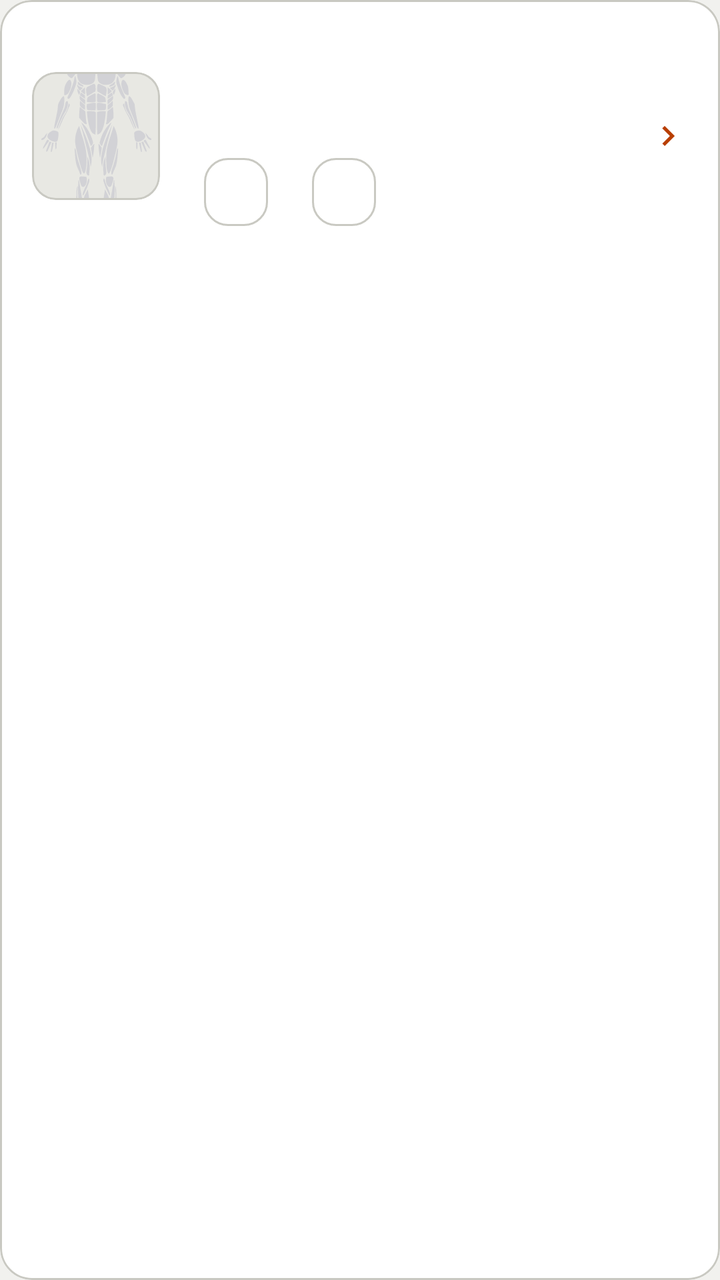
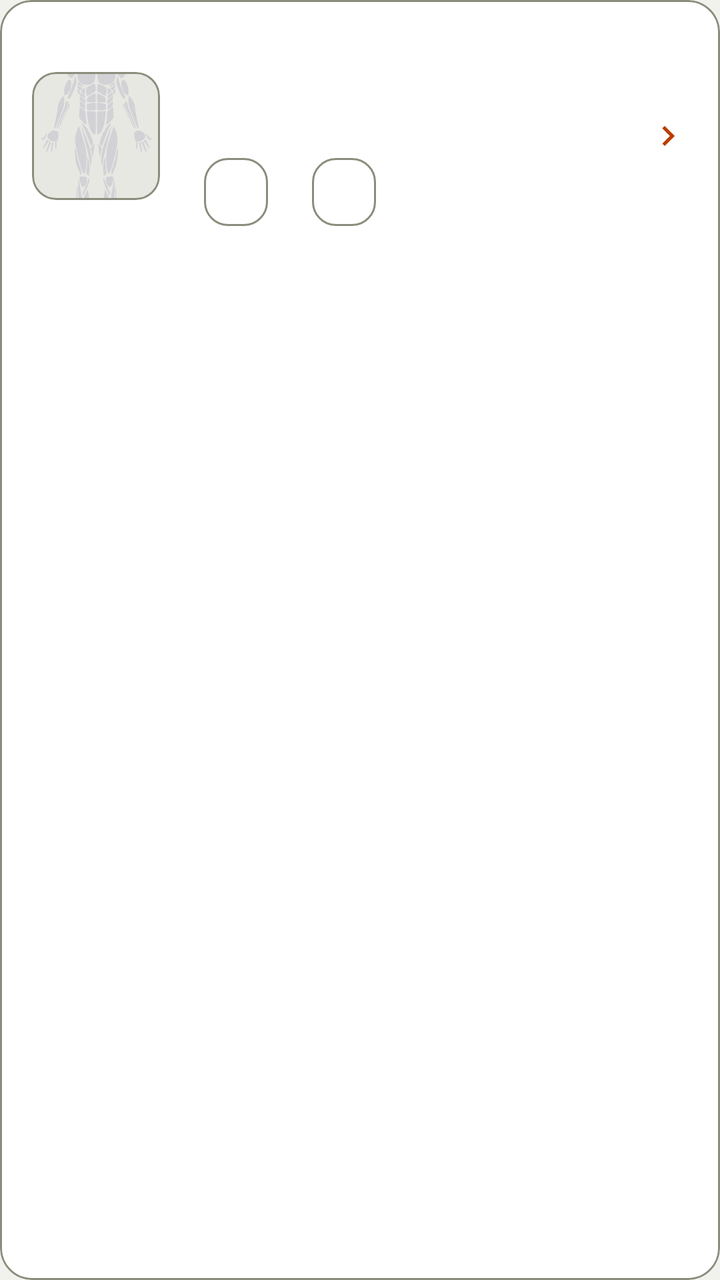

Two renders of the same Android screen: before a commit and after it. Below are the layout's source before the change and the commit's diff.
<!-- AndroidManifest.xml: application theme Theme.GymProFit -->
<!-- res/layout/item_ejercicio.xml -->
<?xml version="1.0" encoding="utf-8"?>
<com.google.android.material.card.MaterialCardView
    xmlns:android="http://schemas.android.com/apk/res/android"
    xmlns:app="http://schemas.android.com/apk/res-auto"
    android:layout_width="match_parent"
    android:layout_height="wrap_content"
    android:layout_marginBottom="10dp"
    android:clickable="true"
    android:focusable="true"
    android:foreground="?attr/selectableItemBackground"
    app:cardCornerRadius="16dp"
    app:cardElevation="0dp"
    app:cardBackgroundColor="?attr/colorSurface">

    
    <LinearLayout
        android:layout_width="match_parent"
        android:layout_height="wrap_content"
        android:orientation="horizontal"
        android:padding="16dp"
        android:gravity="center_vertical">

        
        <com.google.android.material.card.MaterialCardView
            android:layout_width="64dp"
            android:layout_height="64dp"
            app:cardCornerRadius="12dp"
            app:cardElevation="0dp"
            app:cardBackgroundColor="?attr/colorSurfaceVariant">

            <ImageView
                android:id="@+id/ivIconoEjercicio"
                android:layout_width="match_parent"
                android:layout_height="match_parent"
                android:scaleType="centerCrop"
                android:src="@drawable/ic_body_full"
                android:contentDescription="@null" />

        </com.google.android.material.card.MaterialCardView>

        <LinearLayout
            android:layout_width="0dp"
            android:layout_height="wrap_content"
            android:layout_weight="1"
            android:layout_marginStart="14dp"
            android:orientation="vertical">

            <TextView
                android:id="@+id/tvNombreEjercicio"
                android:layout_width="wrap_content"
                android:layout_height="wrap_content"
                android:textSize="@dimen/text_subtitle"
                android:textStyle="bold"
                android:textColor="?attr/colorOnSurface" />

            
            <TextView
                android:id="@+id/tvDescripcionEjercicio"
                android:layout_width="wrap_content"
                android:layout_height="wrap_content"
                android:layout_marginTop="2dp"
                android:textSize="@dimen/text_caption"
                android:maxLines="2"
                android:ellipsize="end"
                android:textColor="?attr/colorOnSurface"
                android:alpha="0.6" />

            
            <LinearLayout
                android:layout_width="wrap_content"
                android:layout_height="wrap_content"
                android:layout_marginTop="8dp"
                android:orientation="horizontal">

                <com.google.android.material.chip.Chip
                    android:id="@+id/chipDificultad"
                    android:layout_width="wrap_content"
                    android:layout_height="wrap_content"
                    android:textSize="@dimen/text_body"
                    app:chipMinHeight="34dp"
                    android:clickable="false"
                    android:focusable="false"
                    style="@style/Widget.Material3.Chip.Assist" />

                <com.google.android.material.chip.Chip
                    android:id="@+id/chipGrupo"
                    android:layout_width="wrap_content"
                    android:layout_height="wrap_content"
                    android:layout_marginStart="6dp"
                    android:textSize="@dimen/text_body"
                    app:chipMinHeight="34dp"
                    android:clickable="false"
                    android:focusable="false"
                    style="@style/Widget.Material3.Chip.Assist" />

            </LinearLayout>

        </LinearLayout>

        
        <ImageView
            android:layout_width="20dp"
            android:layout_height="20dp"
            android:src="@drawable/ic_chevron_right"
            android:contentDescription="@null" />

    </LinearLayout>

</com.google.android.material.card.MaterialCardView>
<!-- resources referenced by this layout -->
<resources>
  <dimen name="text_body">17sp</dimen>
  <dimen name="text_caption">15sp</dimen>
  <dimen name="text_subtitle">19sp</dimen>
  <style name="Theme.GymProFit" parent="Theme.Material3.DayNight.NoActionBar">
          
          <item name="colorPrimary">@color/gp_primary</item>
          <item name="colorOnPrimary">@color/gp_on_primary</item>
          <item name="colorPrimaryContainer">@color/gp_primary_container</item>
          <item name="colorOnPrimaryContainer">@color/gp_on_primary_container</item>
          <item name="colorSecondary">@color/gp_gold</item>
          <item name="colorSurface">@color/gp_surface</item>
          <item name="colorOnSurface">@color/gp_on_surface</item>
          <item name="colorSurfaceVariant">@color/gp_surface_2</item>
          <item name="colorOnSurfaceVariant">@color/gp_text_secondary</item>
          <item name="colorOutline">@color/gp_stroke</item>
          <item name="colorOutlineVariant">@color/gp_stroke</item>
          <item name="colorError">@color/gp_error</item>
          <item name="android:colorBackground">@color/gp_background</item>
          <item name="android:windowBackground">@color/gp_background</item>
          <item name="android:textColorPrimary">@color/gp_on_surface</item>
          <item name="android:textColorSecondary">@color/gp_text_secondary</item>
  
          
          <item name="android:statusBarColor">@color/gp_background</item>
          <item name="android:navigationBarColor">@color/gp_background</item>
          <item name="android:windowLightStatusBar">true</item>
  
          
          <item name="android:windowAnimationStyle">@style/GymProFit.WindowAnimation</item>
  
          
          <item name="materialCardViewStyle">@style/Widget.GymProFit.Card</item>
          <item name="materialButtonStyle">@style/Widget.GymProFit.Button</item>
          <item name="chipStyle">@style/Widget.GymProFit.Chip</item>
          <item name="bottomNavigationStyle">@style/Widget.GymProFit.BottomNavigationView</item>
          <item name="floatingActionButtonStyle">@style/Widget.GymProFit.Fab</item>
          <item name="materialAlertDialogTheme">@style/ThemeOverlay.GymProFit.Dialog</item>
          <item name="popupMenuStyle">@style/Widget.GymProFit.PopupMenu</item>
          <item name="android:popupMenuStyle">@style/Widget.GymProFit.PopupMenu</item>
          <item name="snackbarStyle">@style/Widget.GymProFit.Snackbar</item>
  
          
          
          <item name="textAppearanceDisplayLarge">@style/Font.GymProFit.DisplayLarge</item>
          <item name="textAppearanceDisplayMedium">@style/Font.GymProFit.DisplayMedium</item>
          <item name="textAppearanceDisplaySmall">@style/Font.GymProFit.DisplaySmall</item>
          <item name="textAppearanceHeadlineLarge">@style/Font.GymProFit.HeadlineLarge</item>
          <item name="textAppearanceHeadlineMedium">@style/Font.GymProFit.HeadlineMedium</item>
          <item name="textAppearanceHeadlineSmall">@style/Font.GymProFit.HeadlineSmall</item>
          <item name="textAppearanceTitleLarge">@style/Font.GymProFit.TitleLarge</item>
          <item name="textAppearanceTitleMedium">@style/Font.GymProFit.TitleMedium</item>
          <item name="textAppearanceTitleSmall">@style/Font.GymProFit.TitleSmall</item>
          <item name="textAppearanceBodyLarge">@style/Font.GymProFit.BodyLarge</item>
          <item name="textAppearanceBodyMedium">@style/Font.GymProFit.BodyMedium</item>
          <item name="textAppearanceBodySmall">@style/Font.GymProFit.BodySmall</item>
          <item name="textAppearanceLabelLarge">@style/Font.GymProFit.LabelLarge</item>
          <item name="textAppearanceLabelMedium">@style/Font.GymProFit.LabelMedium</item>
          <item name="textAppearanceLabelSmall">@style/Font.GymProFit.LabelSmall</item>
      </style>
  <color name="gp_primary">#B83E00</color>
  <color name="gp_gold">#B58A2A</color>
  <color name="gp_surface">#FFFFFF</color>
  <color name="gp_stroke">#C9C9C2</color>
  <color name="gp_error">#C62828</color>
  <!-- unchanged entries left out for length: 35 -->
</resources>

<!-- the commit's change to res/layout/item_ejercicio.xml (unified diff, before → after) -->
@@ -62,8 +62,7 @@
                 android:textSize="@dimen/text_caption"
                 android:maxLines="2"
                 android:ellipsize="end"
-                android:textColor="?attr/colorOnSurface"
-                android:alpha="0.6" />
+                android:textColor="?attr/colorOnSurfaceVariant" />
 
             
             <LinearLayout
<!-- resource entries referenced after the edit -->
@@ -15,7 +15,7 @@
           <item name="colorSurfaceVariant">@color/gp_surface_2</item>
           <item name="colorOnSurfaceVariant">@color/gp_text_secondary</item>
           <item name="colorOutline">@color/gp_stroke</item>
-          <item name="colorOutlineVariant">@color/gp_stroke</item>
+          <item name="colorOutlineVariant">@color/gp_divider</item>
           <item name="colorError">@color/gp_error</item>
           <item name="android:colorBackground">@color/gp_background</item>
           <item name="android:windowBackground">@color/gp_background</item>
@@ -60,9 +60,10 @@
           <item name="textAppearanceLabelSmall">@style/Font.GymProFit.LabelSmall</item>
       </style>
   <color name="gp_primary">#B83E00</color>
-  <color name="gp_gold">#B58A2A</color>
+  <color name="gp_gold">#AE8528</color>
   <color name="gp_surface">#FFFFFF</color>
-  <color name="gp_stroke">#C9C9C2</color>
+  <color name="gp_stroke">#8C8C7D</color>
+  <color name="gp_divider">#C9C9C2</color>
   <color name="gp_error">#C62828</color>
   <!-- unchanged entries left out for length: 35 -->
 </resources>
